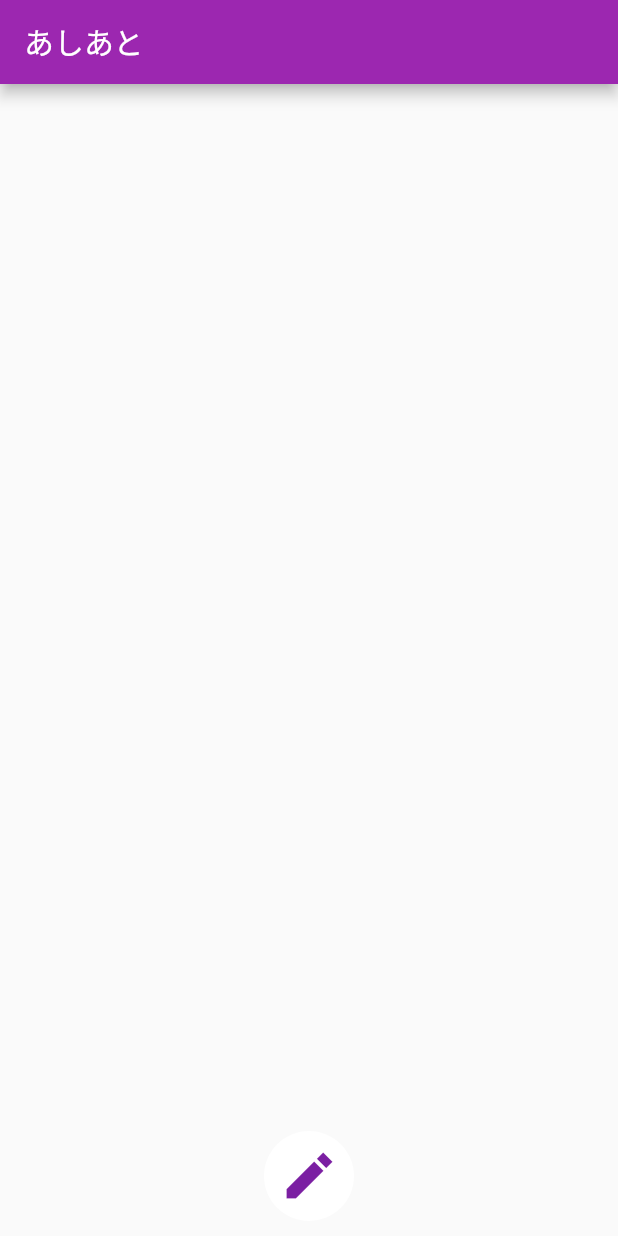
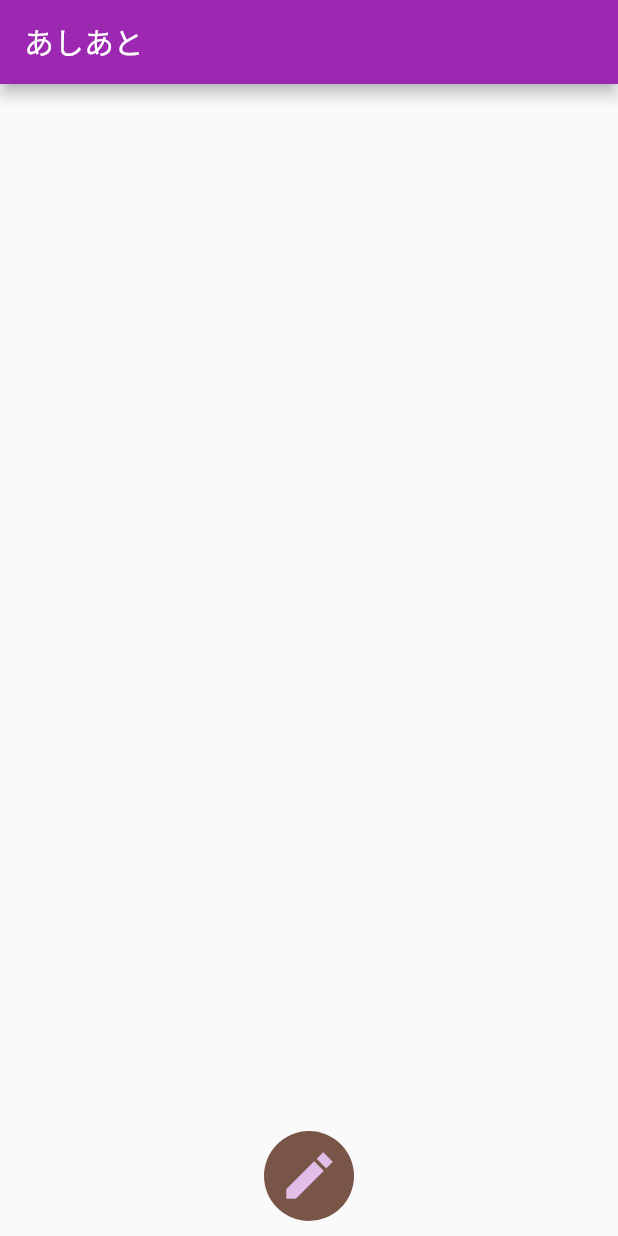
Before and after one commit to yuyurun/nod4, a Flutter app: the screen it shows after launch, after a tap on the "create" icon, on a phone screen of 412 x 824 dp. Run offline on Flutter 3.47's test engine with Material 2 defaults, Android fonts, the phone set to English and light mode, and no system bars.

Commit message:
feat: change screen by edit button

```diff
--- a/lib/main.dart
+++ b/lib/main.dart
@@ -107,6 +107,9 @@ class _ChatscreenState extends State<Chatscreen> with TickerProviderStateMixin {
   final _textController = TextEditingController();
   final FocusNode _focusNode = FocusNode();
   bool _isComposing = false;
+  bool _edit = false;
+  Color _editbuttoncollor = Colors.white;
+
   String getTodayDate() {
     initializeDateFormatting('ja');
     return DateFormat.Md('ja').format(DateTime.now()).toString(); //yMMMd
@@ -141,6 +144,7 @@ class _ChatscreenState extends State<Chatscreen> with TickerProviderStateMixin {
 
   @override
   Widget build(BuildContext context) {
+    if (_edit == false){
       return Scaffold(
         appBar: AppBar(title: Text('あしあと'),
           elevation:
@@ -175,6 +179,16 @@ class _ChatscreenState extends State<Chatscreen> with TickerProviderStateMixin {
       floatingActionButton: _writeButton(),
       floatingActionButtonLocation: FloatingActionButtonLocation.centerDocked,
       );
+    } else {
+      return Scaffold(
+        appBar: AppBar(title: Text('あしあと'),
+          elevation:
+            Theme.of(context).platform == TargetPlatform.iOS ? 0.0 : 4.0,
+        ),
+        floatingActionButton: _writeButton(),
+        floatingActionButtonLocation: FloatingActionButtonLocation.centerDocked,
+      );
+    }
   }
 
   Widget _buildTextComposer() {
@@ -231,15 +245,32 @@ class _ChatscreenState extends State<Chatscreen> with TickerProviderStateMixin {
     return Container(
       margin: EdgeInsets.symmetric(horizontal: 10.0, vertical: 10.0),
       child: CircleAvatar(
-        backgroundColor: Colors.white,//Color(0xffffb6b9),//
+        backgroundColor: _editbuttoncollor,//Colors.white,//Color(0xffffb6b9),//
         maxRadius: 30.0,
         child: IconButton(
           iconSize: 40.0,
           icon: const Icon(Icons.create_sharp),
-          onPressed: () {},
+          onPressed: _editStart,// () {},
         )
       )
     );
+  }
+
+  void _editStart(){
+    if (_edit == true){
+      setState((){
+        _edit = false;
+        _editbuttoncollor = Colors.white;
+      });
+    }else{
+      setState((){
+        _edit = true;
+        _editbuttoncollor = Colors.brown ;
+      });
+    }
+    //setState((){
+    //  _edit = true;
+    //});
   }
 
   @override
```
Lines whose indentation alone changed are shown as unchanged.
